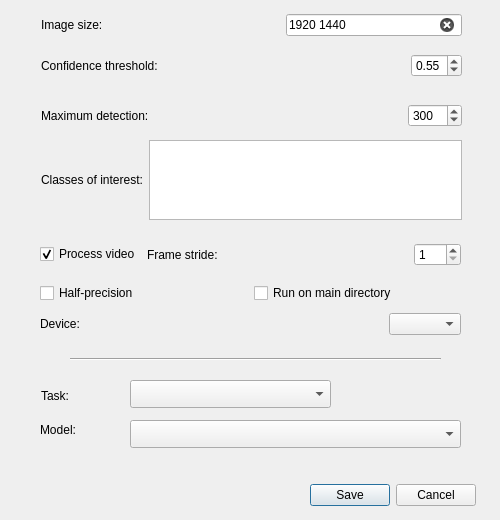
Above: ui/ModelParameters.ui from stangandaho/declas before the change. Below: the same form after it.
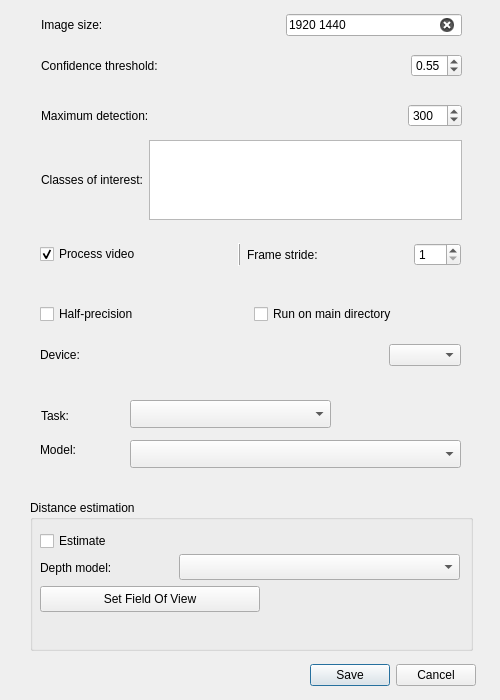
That is the form after the change.

Commit message: depth model

Diff of the .ui file:
```diff
--- a/ui/ModelParameters.ui
+++ b/ui/ModelParameters.ui
@@ -10,19 +10,19 @@
     <x>0</x>
     <y>0</y>
     <width>500</width>
-    <height>520</height>
+    <height>700</height>
    </rect>
   </property>
   <property name="minimumSize">
    <size>
     <width>500</width>
-    <height>320</height>
+    <height>440</height>
    </size>
   </property>
   <property name="maximumSize">
    <size>
     <width>500</width>
-    <height>520</height>
+    <height>700</height>
    </size>
   </property>
   <property name="windowTitle">
@@ -31,19 +31,6 @@
   <property name="modal">
    <bool>false</bool>
   </property>
-  <widget class="Line" name="line">
-   <property name="geometry">
-    <rect>
-     <x>70</x>
-     <y>349</y>
-     <width>371</width>
-     <height>20</height>
-    </rect>
-   </property>
-   <property name="orientation">
-    <enum>Qt::Horizontal</enum>
-   </property>
-  </widget>
   <widget class="QWidget" name="layoutWidget">
    <property name="geometry">
     <rect>
@@ -227,6 +214,19 @@
     </rect>
    </property>
    <layout class="QGridLayout" name="gridLayout_8">
+    <item row="0" column="1">
+     <spacer name="horizontalSpacer">
+      <property name="orientation">
+       <enum>Qt::Horizontal</enum>
+      </property>
+      <property name="sizeHint" stdset="0">
+       <size>
+        <width>40</width>
+        <height>20</height>
+       </size>
+      </property>
+     </spacer>
+    </item>
     <item row="0" column="0">
      <widget class="QCheckBox" name="process_video">
       <property name="toolTip">
@@ -240,14 +240,7 @@
       </property>
      </widget>
     </item>
-    <item row="0" column="1">
-     <widget class="QLabel" name="yolo_device_3">
-      <property name="text">
-       <string>Frame stride:</string>
-      </property>
-     </widget>
-    </item>
-    <item row="0" column="2">
+    <item row="0" column="4">
      <spacer name="horizontalSpacer_5">
       <property name="orientation">
        <enum>Qt::Horizontal</enum>
@@ -260,7 +253,7 @@
       </property>
      </spacer>
     </item>
-    <item row="0" column="3">
+    <item row="0" column="5">
      <widget class="QSpinBox" name="yolo_vid_stride">
       <property name="minimum">
        <number>1</number>
@@ -270,13 +263,36 @@
       </property>
      </widget>
     </item>
+    <item row="0" column="3">
+     <widget class="QLabel" name="yolo_device_3">
+      <property name="text">
+       <string>Frame stride:</string>
+      </property>
+     </widget>
+    </item>
+    <item row="0" column="2">
+     <widget class="Line" name="line">
+      <property name="enabled">
+       <bool>true</bool>
+      </property>
+      <property name="frameShadow">
+       <enum>QFrame::Raised</enum>
+      </property>
+      <property name="lineWidth">
+       <number>1</number>
+      </property>
+      <property name="orientation">
+       <enum>Qt::Vertical</enum>
+      </property>
+     </widget>
+    </item>
    </layout>
   </widget>
   <widget class="QWidget" name="layoutWidget">
    <property name="geometry">
     <rect>
      <x>40</x>
-     <y>279</y>
+     <y>300</y>
      <width>421</width>
      <height>28</height>
     </rect>
@@ -302,7 +318,7 @@
    <property name="geometry">
     <rect>
      <x>40</x>
-     <y>309</y>
+     <y>340</y>
      <width>421</width>
      <height>30</height>
     </rect>
@@ -333,11 +349,88 @@
     </item>
    </layout>
   </widget>
+  <widget class="QGroupBox" name="dist_group">
+   <property name="enabled">
+    <bool>true</bool>
+   </property>
+   <property name="geometry">
+    <rect>
+     <x>30</x>
+     <y>500</y>
+     <width>443</width>
+     <height>151</height>
+    </rect>
+   </property>
+   <property name="title">
+    <string>Distance estimation</string>
+   </property>
+   <widget class="QCheckBox" name="estimate_distance">
+    <property name="geometry">
+     <rect>
+      <x>10</x>
+      <y>30</y>
+      <width>280</width>
+      <height>22</height>
+     </rect>
+    </property>
+    <property name="text">
+     <string>Estimate</string>
+    </property>
+   </widget>
+   <widget class="QLabel" name="depth_model_label">
+    <property name="geometry">
+     <rect>
+      <x>10</x>
+      <y>57</y>
+      <width>115</width>
+      <height>22</height>
+     </rect>
+    </property>
+    <property name="visible">
+     <bool>false</bool>
+    </property>
+    <property name="text">
+     <string>Depth model:</string>
+    </property>
+   </widget>
+   <widget class="QComboBox" name="depth_model_combo">
+    <property name="geometry">
+     <rect>
+      <x>149</x>
+      <y>54</y>
+      <width>281</width>
+      <height>26</height>
+     </rect>
+    </property>
+    <property name="visible">
+     <bool>false</bool>
+    </property>
+    <property name="frame">
+     <bool>true</bool>
+    </property>
+   </widget>
+   <widget class="QPushButton" name="fov_btn">
+    <property name="geometry">
+     <rect>
+      <x>10</x>
+      <y>86</y>
+      <width>220</width>
+      <height>26</height>
+     </rect>
+    </property>
+    <property name="visible">
+     <bool>false</bool>
+    </property>
+    <property name="text">
+     <string>Set Field Of View</string>
+    </property>
+   </widget>
+  </widget>
   <widget class="QWidget" name="layoutWidget">
    <property name="geometry">
     <rect>
      <x>32</x>
-     <y>480</y>
+     <y>660</y>
      <width>444</width>
      <height>31</height>
     </rect>
@@ -427,7 +520,7 @@
    <property name="geometry">
     <rect>
      <x>130</x>
-     <y>380</y>
+     <y>400</y>
      <width>201</width>
      <height>28</height>
     </rect>
@@ -440,7 +533,7 @@
    <property name="geometry">
     <rect>
      <x>41</x>
-     <y>381</y>
+     <y>401</y>
      <width>71</width>
      <height>30</height>
     </rect>
@@ -459,7 +552,7 @@
    <property name="geometry">
     <rect>
      <x>40</x>
-     <y>420</y>
+     <y>440</y>
      <width>71</width>
      <height>20</height>
     </rect>
@@ -472,7 +565,7 @@
    <property name="geometry">
     <rect>
      <x>130</x>
-     <y>420</y>
+     <y>440</y>
      <width>331</width>
      <height>28</height>
     </rect>
```
